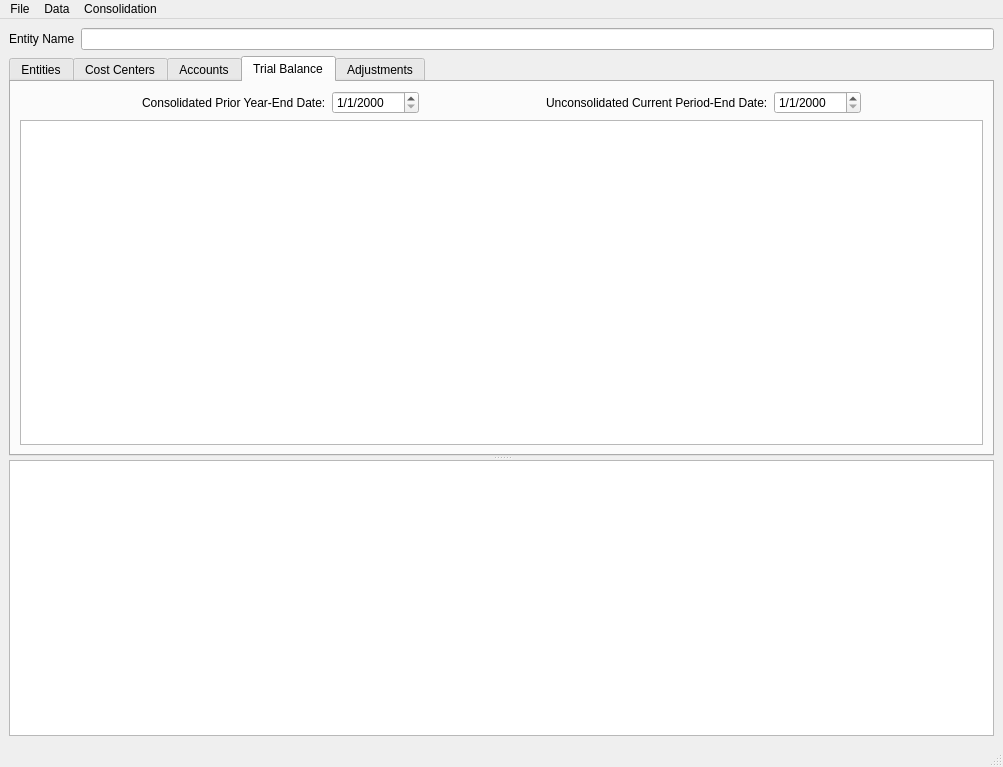
First picture: the form in ui/MainWindow.ui, repository herrsmitty8128/ConsolidationBuilder, before the edit.
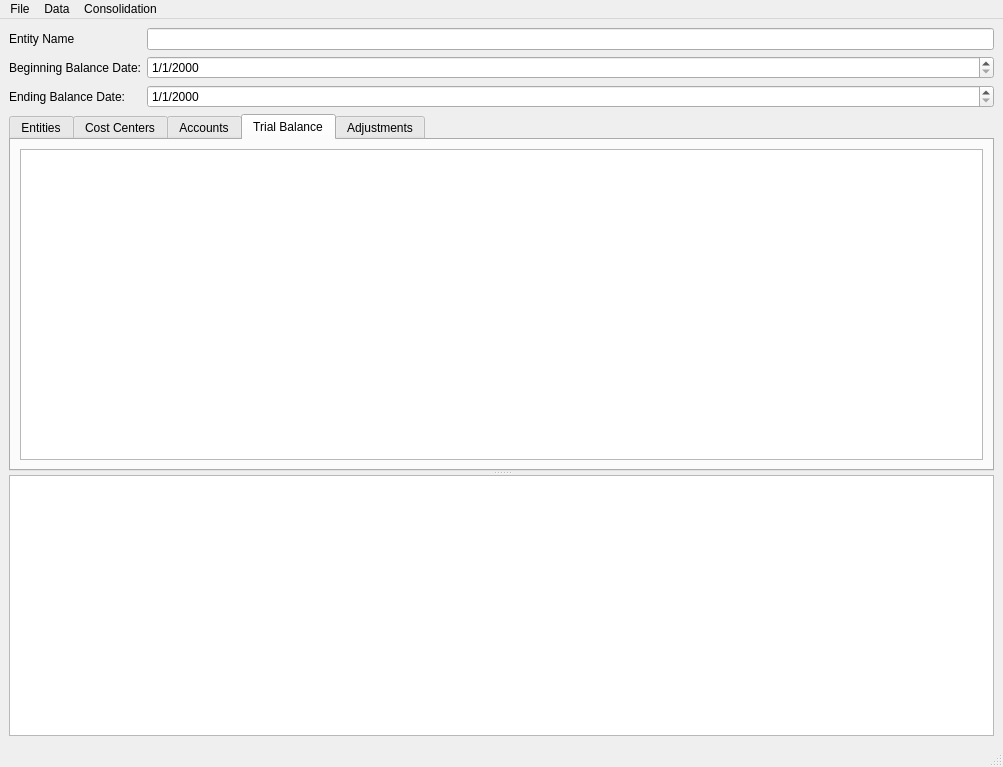
Second picture: the form after the edit. The open tabs and pages were chosen to show the change.

What changed in the file:
```diff
--- a/ui/MainWindow.ui
+++ b/ui/MainWindow.ui
@@ -34,6 +34,34 @@
           <item row="0" column="1">
            <widget class="QLineEdit" name="entityName"/>
           </item>
+          <item row="1" column="0">
+           <widget class="QLabel" name="label_2">
+            <property name="text">
+             <string>Beginning Balance Date:</string>
+            </property>
+           </widget>
+          </item>
+          <item row="1" column="1">
+           <widget class="QDateEdit" name="beginningBalanceDate">
+            <property name="displayFormat">
+             <string>M/d/yyyy</string>
+            </property>
+           </widget>
+          </item>
+          <item row="2" column="0">
+           <widget class="QLabel" name="label_3">
+            <property name="text">
+             <string>Ending Balance Date:</string>
+            </property>
+           </widget>
+          </item>
+          <item row="2" column="1">
+           <widget class="QDateEdit" name="endingBalanceDate">
+            <property name="displayFormat">
+             <string>M/d/yyyy</string>
+            </property>
+           </widget>
+          </item>
          </layout>
         </item>
         <item>
@@ -79,78 +107,17 @@
             <item>
              <layout class="QVBoxLayout" name="verticalLayout_2">
               <item>
-               <layout class="QGridLayout" name="gridLayout">
-                <item row="0" column="1">
-                 <widget class="QLabel" name="label_2">
-                  <property name="text">
-                   <string>Consolidated Prior Year-End Date:</string>
-                  </property>
-                 </widget>
-                </item>
-                <item row="0" column="4">
-                 <widget class="QLabel" name="label_3">
-                  <property name="text">
-                   <string>Unconsolidated Current Period-End Date:</string>
-                  </property>
-                 </widget>
-                </item>
-                <item row="0" column="5">
-                 <widget class="QDateEdit" name="currentDateEdit">
-                  <property name="displayFormat">
-                   <string>M/d/yyyy</string>
-                  </property>
-                 </widget>
-                </item>
-                <item row="0" column="2">
-                 <widget class="QDateEdit" name="PYEDateEdit">
-                  <property name="displayFormat">
-                   <string>M/d/yyyy</string>
-                  </property>
-                 </widget>
-                </item>
-                <item row="0" column="0">
-                 <spacer name="horizontalSpacer_2">
-                  <property name="orientation">
-                   <enum>Qt::Horizontal</enum>
-                  </property>
-                  <property name="sizeHint" stdset="0">
-                   <size>
-                    <width>40</width>
-                    <height>20</height>
-                   </size>
-                  </property>
-                 </spacer>
-                </item>
-                <item row="0" column="3">
-                 <spacer name="horizontalSpacer">
-                  <property name="orientation">
-                   <enum>Qt::Horizontal</enum>
-                  </property>
-                  <property name="sizeHint" stdset="0">
-                   <size>
-                    <width>40</width>
-                    <height>20</height>
-                   </size>
-                  </property>
-                 </spacer>
-                </item>
-                <item row="0" column="6">
-                 <spacer name="horizontalSpacer_3">
-                  <property name="orientation">
-                   <enum>Qt::Horizontal</enum>
-                  </property>
-                  <property name="sizeHint" stdset="0">
-                   <size>
-                    <width>40</width>
-                    <height>20</height>
-                   </size>
-                  </property>
-                 </spacer>
-                </item>
-               </layout>
-              </item>
-              <item>
-               <widget class="QTableView" name="trialBalanceTableView"/>
+               <widget class="QTableView" name="trialBalanceTableView">
+                <property name="alternatingRowColors">
+                 <bool>true</bool>
+                </property>
+                <property name="selectionMode">
+                 <enum>QAbstractItemView::MultiSelection</enum>
+                </property>
+                <property name="selectionBehavior">
+                 <enum>QAbstractItemView::SelectRows</enum>
+                </property>
+               </widget>
               </item>
              </layout>
             </item>
```
Left out of the diff: 98 changed lines with no effect on the pictures.
